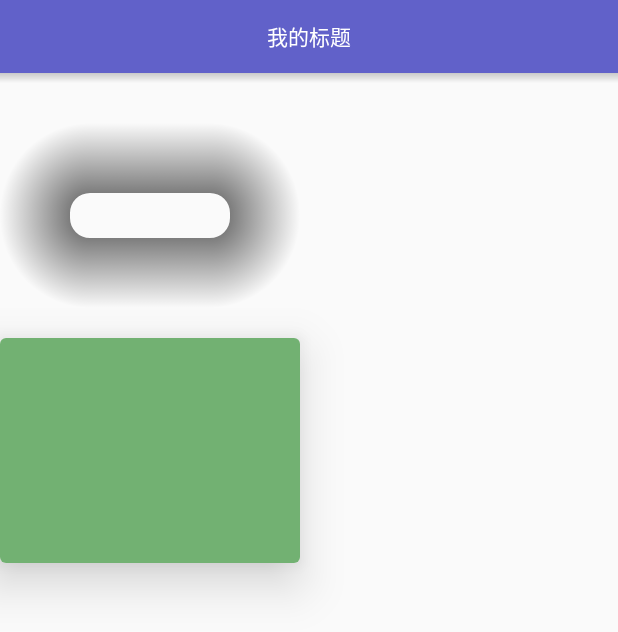
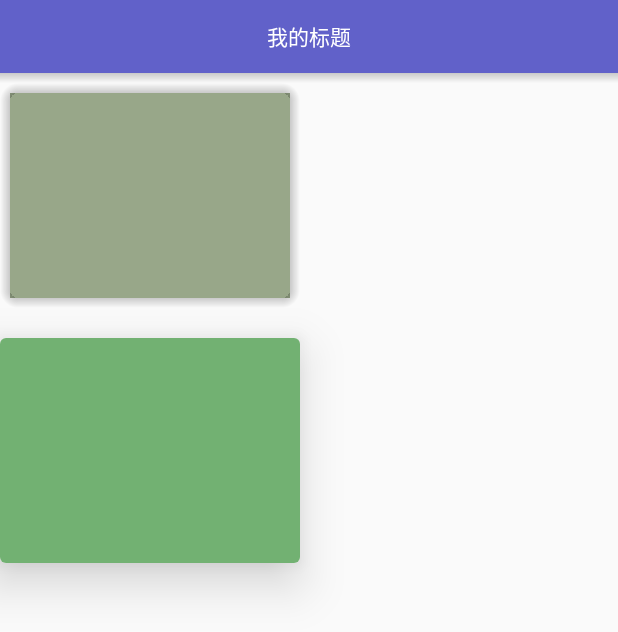
Before and after one commit to Hitomis/CrazyShadow, an Android app: the screen it shows after launch (MainActivity), on a phone screen of 412 x 824 dp. Shown: the top 632 px of the screen. Run offline under Robolectric (Android 15) with nearby library versions, the phone set to English and light mode, and no system bars.

Commit message:
Reduce the relativeLayout

```diff
--- a/app/src/main/java/com/hitomi/crazyshadow/MainActivity.java
+++ b/app/src/main/java/com/hitomi/crazyshadow/MainActivity.java
@@ -26,10 +26,9 @@ public class MainActivity extends AppCompatActivity {
         new CrazyShadow.Builder()
                 .setContext(this)
                 .setDirection(CrazyShadowDirection.ALL)
-                .setShadowRadius(40)
-                .setCorner(20)
-                .setBaseShadowColor(Color.BLACK)
-                .setImpl(CrazyShadow.IMPL_DRAWABLE)
+                .setShadowRadius(10)
+                .setCorner(8)
+                .setImpl(CrazyShadow.IMPL_WRAPPER)
                 .action(findViewById(R.id.frame_layout));
 
     }
--- a/cslibrary/src/main/java/com/hitomi/cslibrary/CrazyShadow.java
+++ b/cslibrary/src/main/java/com/hitomi/cslibrary/CrazyShadow.java
@@ -5,7 +5,6 @@ import android.graphics.drawable.Drawable;
 import android.view.View;
 
 import com.hitomi.cslibrary.drawable.ShadowDrawer;
-import com.hitomi.cslibrary.floatable.ShadowFloater;
 import com.hitomi.cslibrary.wrap.ShadowWrapper;
 
 /**
@@ -43,7 +42,7 @@ public class CrazyShadow {
         } else if (attr.getImpl().equals(IMPL_WRAPPER)) {
             shadowHandler = new ShadowWrapper(context, attr);
         } else {
-            shadowHandler = new ShadowFloater();
+//            shadowHandler = new ShadowFloater();
         }
     }
 
--- a/cslibrary/src/main/java/com/hitomi/cslibrary/wrap/ShadowWrapper.java
+++ b/cslibrary/src/main/java/com/hitomi/cslibrary/wrap/ShadowWrapper.java
@@ -15,9 +15,13 @@ import com.hitomi.cslibrary.ShadowHandler;
 /**
  * Created by hitomi on 2016/10/17.
  */
-public class ShadowWrapper extends RelativeLayout implements ShadowHandler {
+public class ShadowWrapper implements ShadowHandler {
+
+    private Context context;
 
     private View contentView;
+
+    private RelativeLayout shadowLayout;
 
     private OnMeasureListener measureListener;
 
@@ -26,75 +30,76 @@ public class ShadowWrapper extends RelativeLayout implements ShadowHandler {
     private CrazyShadowAttr attr;
 
     public ShadowWrapper(Context context, CrazyShadowAttr attr) {
-        super(context);
+        this.context = context;
         this.attr = attr;
         measureListener = new OnMeasureListener();
     }
 
     private void prepareLayout() {
-        ShadowWrapper shadowLayout = ShadowWrapper.this;
+        shadowLayout = new RelativeLayout(context);
         ViewGroup parent = (ViewGroup) contentView.getParent();
         int orignalIndex = parent.indexOfChild(contentView);
         parent.removeView(contentView);
-        LayoutParams rlp = getContentViewLayoutParams();
-        shadowLayout.setLayoutParams(new LayoutParams(contentView.getWidth(), contentView.getHeight()));
+        RelativeLayout.LayoutParams rlp = getContentViewLayoutParams();
+        shadowLayout.setLayoutParams(new RelativeLayout.LayoutParams(
+                contentView.getWidth(), contentView.getHeight()));
         parent.addView(shadowLayout, orignalIndex);
         shadowLayout.addView(contentView, rlp);
     }
 
     @NonNull
-    private LayoutParams getContentViewLayoutParams() {
+    private RelativeLayout.LayoutParams getContentViewLayoutParams() {
         int width, height;
-        LayoutParams rlp;
+        RelativeLayout.LayoutParams rlp;
         int direction = attr.getDirection();
         if (direction == CrazyShadowDirection.LEFT || direction == CrazyShadowDirection.RIGHT) {
             width = (int) (contentView.getWidth() - attr.getShadowRadius());
             height = contentView.getHeight();
-            rlp = new LayoutParams(width, height);
+            rlp = new RelativeLayout.LayoutParams(width, height);
             if (direction == CrazyShadowDirection.LEFT)
-                rlp.addRule(ALIGN_PARENT_RIGHT);
+                rlp.addRule(RelativeLayout.ALIGN_PARENT_RIGHT);
         } else if (direction == CrazyShadowDirection.TOP || direction == CrazyShadowDirection.BOTTOM) {
             width = contentView.getWidth();
             height = (int) (contentView.getHeight() - attr.getShadowRadius());
-            rlp = new LayoutParams(width, height);
+            rlp = new RelativeLayout.LayoutParams(width, height);
             if (direction == CrazyShadowDirection.TOP)
-                rlp.addRule(ALIGN_PARENT_BOTTOM);
+                rlp.addRule(RelativeLayout.ALIGN_PARENT_BOTTOM);
         } else if (direction == CrazyShadowDirection.LEFT_TOP || direction == CrazyShadowDirection.TOP_RIGHT) {
             width = (int) (contentView.getWidth() - attr.getShadowRadius());
             height = (int) (contentView.getHeight() - attr.getShadowRadius());
-            rlp = new LayoutParams(width, height);
+            rlp = new RelativeLayout.LayoutParams(width, height);
             if (direction == CrazyShadowDirection.LEFT_TOP) {
-                rlp.addRule(ALIGN_PARENT_RIGHT);
+                rlp.addRule(RelativeLayout.ALIGN_PARENT_RIGHT);
             } else {
-                rlp.addRule(ALIGN_PARENT_LEFT);
+                rlp.addRule(RelativeLayout.ALIGN_PARENT_LEFT);
             }
-            rlp.addRule(ALIGN_PARENT_BOTTOM);
+            rlp.addRule(RelativeLayout.ALIGN_PARENT_BOTTOM);
         } else if (direction == CrazyShadowDirection.BOTTOM_LEFT || direction == CrazyShadowDirection.RIGHT_BOTTOM) {
             width = (int) (contentView.getWidth() - attr.getShadowRadius());
             height = (int) (contentView.getHeight() - attr.getShadowRadius());
-            rlp = new LayoutParams(width, height);
+            rlp = new RelativeLayout.LayoutParams(width, height);
             if (direction == CrazyShadowDirection.BOTTOM_LEFT)
-                rlp.addRule(ALIGN_PARENT_RIGHT);
+                rlp.addRule(RelativeLayout.ALIGN_PARENT_RIGHT);
         } else if (direction == CrazyShadowDirection.BOTTOM_LEFT_TOP || direction == CrazyShadowDirection.TOP_RIGHT_BOTTOM) {
             width = (int) (contentView.getWidth() - attr.getShadowRadius());
             height = (int) (contentView.getHeight() - attr.getShadowRadius() * 2);
-            rlp = new LayoutParams(width, height);
+            rlp = new RelativeLayout.LayoutParams(width, height);
             if (direction == CrazyShadowDirection.BOTTOM_LEFT_TOP) {
-                rlp.addRule(ALIGN_PARENT_RIGHT);
+                rlp.addRule(RelativeLayout.ALIGN_PARENT_RIGHT);
             }
-            rlp.addRule(CENTER_VERTICAL);
+            rlp.addRule(RelativeLayout.CENTER_VERTICAL);
         } else if (direction == CrazyShadowDirection.LEFT_TOP_RIGHT || direction == CrazyShadowDirection.RIGHT_BOTTOM_LEFT) {
             width = (int) (contentView.getWidth() - attr.getShadowRadius() * 2);
             height = (int) (contentView.getHeight() - attr.getShadowRadius());
-            rlp = new LayoutParams(width, height);
+            rlp = new RelativeLayout.LayoutParams(width, height);
             if (direction == CrazyShadowDirection.LEFT_TOP_RIGHT) {
-                rlp.addRule(ALIGN_PARENT_BOTTOM);
+                rlp.addRule(RelativeLayout.ALIGN_PARENT_BOTTOM);
             }
-            rlp.addRule(CENTER_HORIZONTAL);
+            rlp.addRule(RelativeLayout.CENTER_HORIZONTAL);
         } else { // All
             width = (int) (contentView.getWidth() - attr.getShadowRadius() * 2);
             height = (int) (contentView.getHeight() - attr.getShadowRadius() * 2);
-            rlp = new LayoutParams(width, height);
+            rlp = new RelativeLayout.LayoutParams(width, height);
             rlp.addRule(RelativeLayout.CENTER_IN_PARENT);
         }
         return rlp;
@@ -151,7 +156,7 @@ public class ShadowWrapper extends RelativeLayout implements ShadowHandler {
 
     private void addEdgeShadow() {
         EdgeShadowView.Builder edgeShadowBuilder = new EdgeShadowView.Builder()
-                .setContext(getContext())
+                .setContext(context)
                 .setShadowColors(attr.getColors())
                 .setCornerRadius(attr.getCorner());
 
@@ -169,18 +174,18 @@ public class ShadowWrapper extends RelativeLayout implements ShadowHandler {
     }
 
     private void decorateLeft(EdgeShadowView.Builder edgeShadowBuilder) {
-        LayoutParams leftRlp = new LayoutParams(ViewGroup.LayoutParams.WRAP_CONTENT, ViewGroup.LayoutParams.WRAP_CONTENT);
+        RelativeLayout.LayoutParams leftRlp = new RelativeLayout.LayoutParams(ViewGroup.LayoutParams.WRAP_CONTENT, ViewGroup.LayoutParams.WRAP_CONTENT);
         float shadowSize;
         if (attr.getDirection() == CrazyShadowDirection.LEFT) {
             shadowSize = contentView.getHeight();
         } else if (attr.getDirection() == CrazyShadowDirection.ALL
                 || attr.getDirection() == CrazyShadowDirection.BOTTOM_LEFT_TOP) {
             shadowSize = contentView.getHeight() - 2 * (attr.getShadowRadius() + attr.getCorner());
-            leftRlp.addRule(CENTER_VERTICAL);
+            leftRlp.addRule(RelativeLayout.CENTER_VERTICAL);
         } else {
             shadowSize = contentView.getHeight() - attr.getShadowRadius() - attr.getCorner();
             if (attr.getDirection() == CrazyShadowDirection.LEFT_TOP || attr.getDirection() == CrazyShadowDirection.LEFT_TOP_RIGHT) {
-                leftRlp.addRule(ALIGN_PARENT_BOTTOM);
+                leftRlp.addRule(RelativeLayout.ALIGN_PARENT_BOTTOM);
             }
         }
         EdgeShadowView leftEdgeShadow = edgeShadowBuilder
@@ -188,22 +193,23 @@ public class ShadowWrapper extends RelativeLayout implements ShadowHandler {
                 .setShadowSize(shadowSize)
                 .setDirection(CrazyShadowDirection.LEFT)
                 .create();
-        addView(leftEdgeShadow, leftRlp);
+        shadowLayout.addView(leftEdgeShadow, leftRlp);
     }
 
     private void decorateTop(EdgeShadowView.Builder edgeShadowBuilder) {
-        LayoutParams topRlp = new LayoutParams(ViewGroup.LayoutParams.WRAP_CONTENT, ViewGroup.LayoutParams.WRAP_CONTENT);
+        RelativeLayout.LayoutParams topRlp = new RelativeLayout.LayoutParams(
+                ViewGroup.LayoutParams.WRAP_CONTENT, ViewGroup.LayoutParams.WRAP_CONTENT);
         float shadowSize;
         if (attr.getDirection() == CrazyShadowDirection.TOP) {
             shadowSize = contentView.getWidth();
         } else if (attr.getDirection() == CrazyShadowDirection.ALL
                 || attr.getDirection() == CrazyShadowDirection.LEFT_TOP_RIGHT) {
             shadowSize = contentView.getWidth() - 2 * (attr.getShadowRadius() + attr.getCorner());
-            topRlp.addRule(CENTER_HORIZONTAL);
+            topRlp.addRule(RelativeLayout.CENTER_HORIZONTAL);
         } else {
             shadowSize = contentView.getWidth() - attr.getShadowRadius() - attr.getCorner();
             if (attr.getDirection() == CrazyShadowDirection.LEFT_TOP || attr.getDirection() == CrazyShadowDirection.BOTTOM_LEFT_TOP) {
-                topRlp.addRule(ALIGN_PARENT_RIGHT);
+                topRlp.addRule(RelativeLayout.ALIGN_PARENT_RIGHT);
             }
         }
         EdgeShadowView topEdgeShadow = edgeShadowBuilder
@@ -211,23 +217,23 @@ public class ShadowWrapper extends RelativeLayout implements ShadowHandler {
                 .setShadowSize(shadowSize)
                 .setDirection(CrazyShadowDirection.TOP)
                 .create();
-        addView(topEdgeShadow, topRlp);
+        shadowLayout.addView(topEdgeShadow, topRlp);
     }
 
     private void decorateRight(EdgeShadowView.Builder edgeShadowBuilder) {
-        LayoutParams rightRlp = new LayoutParams(ViewGroup.LayoutParams.WRAP_CONTENT, ViewGroup.LayoutParams.WRAP_CONTENT);
-        rightRlp.addRule(ALIGN_PARENT_RIGHT);
+        RelativeLayout.LayoutParams rightRlp = new RelativeLayout.LayoutParams(ViewGroup.LayoutParams.WRAP_CONTENT, ViewGroup.LayoutParams.WRAP_CONTENT);
+        rightRlp.addRule(RelativeLayout.ALIGN_PARENT_RIGHT);
         float shadowSize;
         if (attr.getDirection() == CrazyShadowDirection.RIGHT) {
             shadowSize = contentView.getHeight();
         } else if (attr.getDirection() == CrazyShadowDirection.ALL
                 || attr.getDirection() == CrazyShadowDirection.TOP_RIGHT_BOTTOM) {
             shadowSize = contentView.getHeight() - 2 * (attr.getShadowRadius() + attr.getCorner());
-            rightRlp.addRule(CENTER_VERTICAL);
+            rightRlp.addRule(RelativeLayout.CENTER_VERTICAL);
         } else {
             shadowSize = contentView.getHeight() - attr.getShadowRadius() - attr.getCorner();
             if (attr.getDirection() == CrazyShadowDirection.TOP_RIGHT || attr.getDirection() == CrazyShadowDirection.LEFT_TOP_RIGHT) {
-                rightRlp.addRule(ALIGN_PARENT_BOTTOM);
+                rightRlp.addRule(RelativeLayout.ALIGN_PARENT_BOTTOM);
             }
         }
         EdgeShadowView rightEdgeShadow = edgeShadowBuilder
@@ -235,23 +241,23 @@ public class ShadowWrapper extends RelativeLayout implements ShadowHandler {
                 .setShadowSize(shadowSize)
                 .setDirection(CrazyShadowDirection.RIGHT)
                 .create();
-        addView(rightEdgeShadow, rightRlp);
+        shadowLayout.addView(rightEdgeShadow, rightRlp);
     }
 
     private void decorateBottom(EdgeShadowView.Builder edgeShadowBuilder) {
-        LayoutParams bottomRlp = new LayoutParams(ViewGroup.LayoutParams.WRAP_CONTENT, ViewGroup.LayoutParams.WRAP_CONTENT);
-        bottomRlp.addRule(ALIGN_PARENT_BOTTOM);
+        RelativeLayout.LayoutParams bottomRlp = new RelativeLayout.LayoutParams(ViewGroup.LayoutParams.WRAP_CONTENT, ViewGroup.LayoutParams.WRAP_CONTENT);
+        bottomRlp.addRule(RelativeLayout.ALIGN_PARENT_BOTTOM);
         float shadowSize;
         if (attr.getDirection() == CrazyShadowDirection.BOTTOM) {
             shadowSize = contentView.getWidth();
         } else if (attr.getDirection() == CrazyShadowDirection.ALL
                 || attr.getDirection() == CrazyShadowDirection.RIGHT_BOTTOM_LEFT) {
             shadowSize = contentView.getWidth() - 2 * (attr.getShadowRadius() + attr.getCorner());
-            bottomRlp.addRule(CENTER_HORIZONTAL);
+            bottomRlp.addRule(RelativeLayout.CENTER_HORIZONTAL);
         } else {
             shadowSize = contentView.getWidth() - attr.getShadowRadius() - attr.getCorner();
             if (attr.getDirection() == CrazyShadowDirection.BOTTOM_LEFT || attr.getDirection() == CrazyShadowDirection.BOTTOM_LEFT_TOP) {
-                bottomRlp.addRule(ALIGN_PARENT_RIGHT);
+                bottomRlp.addRule(RelativeLayout.ALIGN_PARENT_RIGHT);
             }
         }
         EdgeShadowView bottomEdgeShadow = edgeShadowBuilder
@@ -259,12 +265,12 @@ public class ShadowWrapper extends RelativeLayout implements ShadowHandler {
                 .setShadowSize(shadowSize)
                 .setDirection(CrazyShadowDirection.BOTTOM)
                 .create();
-        addView(bottomEdgeShadow, bottomRlp);
+        shadowLayout.addView(bottomEdgeShadow, bottomRlp);
     }
 
     private void addCornerShadow() {
         CornerShadowView.Builder cornerShadowbuilder = new CornerShadowView.Builder()
-                .setContext(getContext())
+                .setContext(context)
                 .setShadowColors(attr.getColors())
                 .setShadowSize(attr.getShadowRadius())
                 .setCornerRadius(attr.getCorner());
@@ -286,44 +292,44 @@ public class ShadowWrapper extends RelativeLayout implements ShadowHandler {
         CornerShadowView leftTopCornerShadow = cornerShadowbuilder
                 .setDirection(CrazyShadowDirection.LEFT_TOP)
                 .create();
-        LayoutParams leftTopRlp = new LayoutParams(ViewGroup.LayoutParams.WRAP_CONTENT
+        RelativeLayout.LayoutParams leftTopRlp = new RelativeLayout.LayoutParams(ViewGroup.LayoutParams.WRAP_CONTENT
                 , ViewGroup.LayoutParams.WRAP_CONTENT);
-        leftTopRlp.addRule(ALIGN_PARENT_TOP);
-        leftTopRlp.addRule(ALIGN_PARENT_LEFT);
-        addView(leftTopCornerShadow, leftTopRlp);
+        leftTopRlp.addRule(RelativeLayout.ALIGN_PARENT_TOP);
+        leftTopRlp.addRule(RelativeLayout.ALIGN_PARENT_LEFT);
+        shadowLayout.addView(leftTopCornerShadow, leftTopRlp);
     }
 
     private void decorateRightTop(CornerShadowView.Builder cornerShadowbuilder) {
         CornerShadowView rightTopCornerShadow = cornerShadowbuilder
                 .setDirection(CrazyShadowDirection.TOP_RIGHT)
                 .create();
-        LayoutParams rightTopRlp = new LayoutParams(ViewGroup.LayoutParams.WRAP_CONTENT
+        RelativeLayout.LayoutParams rightTopRlp = new RelativeLayout.LayoutParams(ViewGroup.LayoutParams.WRAP_CONTENT
                 , ViewGroup.LayoutParams.WRAP_CONTENT);
-        rightTopRlp.addRule(ALIGN_PARENT_TOP);
-        rightTopRlp.addRule(ALIGN_PARENT_RIGHT);
-        addView(rightTopCornerShadow, rightTopRlp);
+        rightTopRlp.addRule(RelativeLayout.ALIGN_PARENT_TOP);
+        rightTopRlp.addRule(RelativeLayout.ALIGN_PARENT_RIGHT);
+        shadowLayout.addView(rightTopCornerShadow, rightTopRlp);
     }
 
     private void decorateRightBottom(CornerShadowView.Builder cornerShadowbuilder) {
         CornerShadowView RightBottomCornerShadow = cornerShadowbuilder
                 .setDirection(CrazyShadowDirection.RIGHT_BOTTOM)
                 .create();
-        LayoutParams rightBottomRlp = new LayoutParams(ViewGroup.LayoutParams.WRAP_CONTENT
+        RelativeLayout.LayoutParams rightBottomRlp = new RelativeLayout.LayoutParams(ViewGroup.LayoutParams.WRAP_CONTENT
                 , ViewGroup.LayoutParams.WRAP_CONTENT);
-        rightBottomRlp.addRule(ALIGN_PARENT_BOTTOM);
-        rightBottomRlp.addRule(ALIGN_PARENT_RIGHT);
-        addView(RightBottomCornerShadow, rightBottomRlp);
+        rightBottomRlp.addRule(RelativeLayout.ALIGN_PARENT_BOTTOM);
+        rightBottomRlp.addRule(RelativeLayout.ALIGN_PARENT_RIGHT);
+        shadowLayout.addView(RightBottomCornerShadow, rightBottomRlp);
     }
 
     private void decorateLeftBottom(CornerShadowView.Builder cornerShadowbuilder) {
         CornerShadowView leftBottomCornerShadow = cornerShadowbuilder
                 .setDirection(CrazyShadowDirection.BOTTOM_LEFT)
                 .create();
-        LayoutParams leftBottomRlp = new LayoutParams(ViewGroup.LayoutParams.WRAP_CONTENT
+        RelativeLayout.LayoutParams leftBottomRlp = new RelativeLayout.LayoutParams(ViewGroup.LayoutParams.WRAP_CONTENT
                 , ViewGroup.LayoutParams.WRAP_CONTENT);
-        leftBottomRlp.addRule(ALIGN_PARENT_BOTTOM);
-        leftBottomRlp.addRule(ALIGN_PARENT_LEFT);
-        addView(leftBottomCornerShadow, leftBottomRlp);
+        leftBottomRlp.addRule(RelativeLayout.ALIGN_PARENT_BOTTOM);
+        leftBottomRlp.addRule(RelativeLayout.ALIGN_PARENT_LEFT);
+        shadowLayout.addView(leftBottomCornerShadow, leftBottomRlp);
     }
 
     @Override
@@ -341,7 +347,7 @@ public class ShadowWrapper extends RelativeLayout implements ShadowHandler {
                 prepareLayout();
                 addShadow();
                 init = false;
-                getViewTreeObserver().removeGlobalOnLayoutListener(this);
+                shadowLayout.getViewTreeObserver().removeGlobalOnLayoutListener(this);
             }
         }
     }
```
